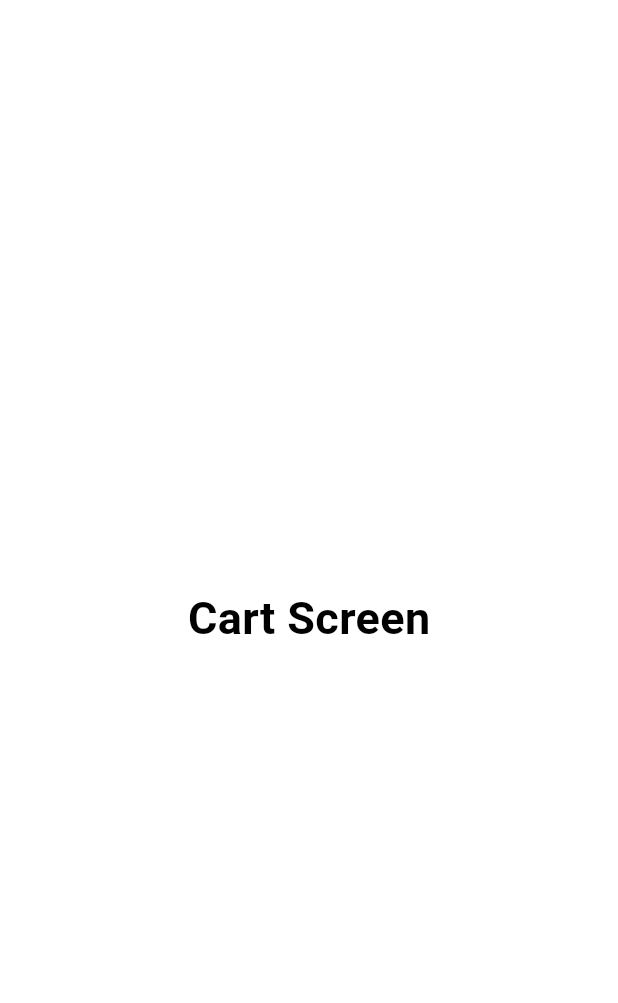
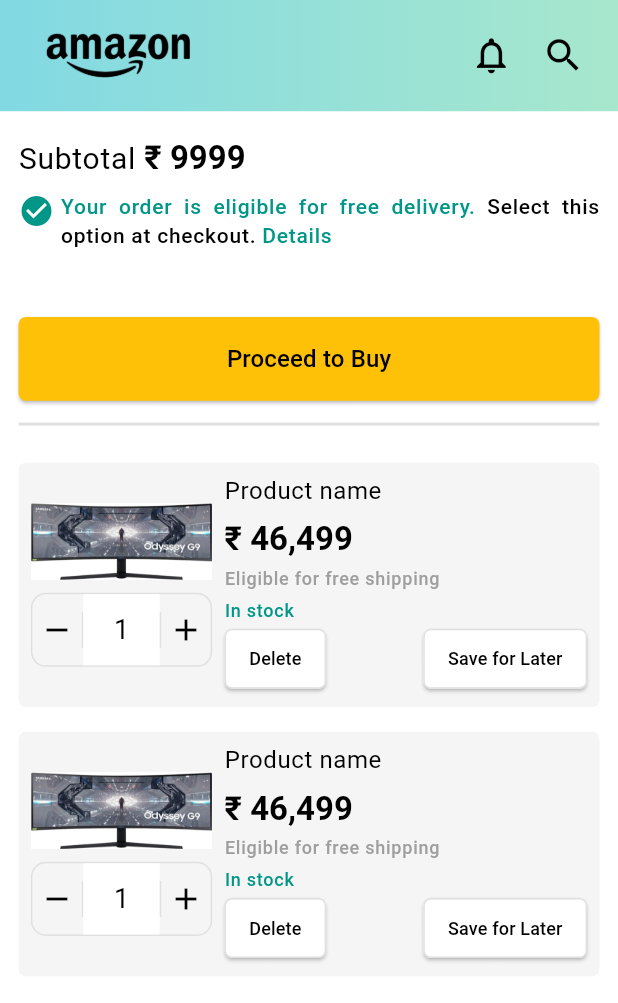
Before and after one commit to Ankush-Paul-02/Amazon, a Flutter app: the CartScreen screen opened directly, on a phone screen of 412 x 824 dp. Shown: the top 1003 px of the screen. Run offline on Flutter 3.47's test engine with Material 2 defaults, Android fonts, the phone set to English and light mode, and no system bars; our stand-ins replace carousel_slider, country_picker, firebase_auth, firebase_core, page_transition, persistent_bottom_nav_bar_v2 and 2 more; accounts and stored records are empty.

Commit message:
day 4 - Cart Screen

```diff
--- a/lib/view/user/cart/cart_screen.dart
+++ /dev/null
@@ -1,20 +0,0 @@
-import 'package:amazon/utils/colors.dart';
-import 'package:flutter/material.dart';
-import 'package:velocity_x/velocity_x.dart';
-
-class CartScreen extends StatefulWidget {
-  const CartScreen({super.key});
-
-  @override
-  State<CartScreen> createState() => _CartScreenState();
-}
-
-class _CartScreenState extends State<CartScreen> {
-  @override
-  Widget build(BuildContext context) {
-    return Scaffold(
-      backgroundColor: white,
-      body: 'Cart Screen'.text.size(30).bold.make().centered(),
-    );
-  }
-}
--- /dev/null
+++ b/lib/view/user/cart/screens/cart_screen.dart
@@ -0,0 +1,111 @@
+import 'package:amazon/constants/common_functions.dart';
+import 'package:amazon/utils/colors.dart';
+import 'package:flutter/material.dart';
+import 'package:sizer/sizer.dart';
+import 'package:velocity_x/velocity_x.dart';
+import '../../product_screen/widgets/profile_app_bar.dart';
+import '../widgets/cart_section.dart';
+
+class CartScreen extends StatefulWidget {
+  const CartScreen({super.key});
+
+  @override
+  State<CartScreen> createState() => _CartScreenState();
+}
+
+class _CartScreenState extends State<CartScreen> {
+  @override
+  Widget build(BuildContext context) {
+    final textTheme = Theme.of(context).textTheme;
+    return SafeArea(
+      child: Scaffold(
+        backgroundColor: white,
+        appBar: PreferredSize(
+          preferredSize: Size(1.w, 9.h),
+          child: const ProfileScreenAppBar(),
+        ),
+        body: SingleChildScrollView(
+          child: Column(
+            crossAxisAlignment: CrossAxisAlignment.start,
+            children: [
+              RichText(
+                text: TextSpan(
+                  children: [
+                    //! Total price
+                    TextSpan(text: 'Subtotal ', style: textTheme.bodyLarge),
+                    TextSpan(
+                      text: '₹ 9999',
+                      style: textTheme.displaySmall!.copyWith(
+                        fontWeight: FontWeight.bold,
+                      ),
+                    ),
+                  ],
+                ),
+              ),
+              1.h.heightBox,
+              //! Description
+              Row(
+                crossAxisAlignment: CrossAxisAlignment.start,
+                children: [
+                  Icon(
+                    Icons.check_circle,
+                    color: teal,
+                  ),
+                  1.w.widthBox,
+                  Column(
+                    children: [
+                      RichText(
+                        textAlign: TextAlign.justify,
+                        text: TextSpan(
+                          children: [
+                            TextSpan(
+                              text:
+                                  'Your order is eligible for free delivery. ',
+                              style:
+                                  textTheme.labelMedium!.copyWith(color: teal),
+                            ),
+                            TextSpan(
+                              text: 'Select this option at checkout. ',
+                              style: textTheme.labelMedium,
+                            ),
+                            TextSpan(
+                              text: 'Details',
+                              style:
+                                  textTheme.labelMedium!.copyWith(color: teal),
+                            ),
+                          ],
+                        ),
+                      ),
+                    ],
+                  ).expand(),
+                ],
+              ).box.height(10.h).make(),
+              //! Proceed to buy button
+              ElevatedButton(
+                style: ElevatedButton.styleFrom(
+                  backgroundColor: amber,
+                  minimumSize: Size(100.w, 6.h),
+                  shape: RoundedRectangleBorder(
+                    borderRadius: BorderRadius.circular(5),
+                  ),
+                ),
+                onPressed: () {},
+                child: 'Proceed to Buy'
+                    .text
+                    .size(16)
+                    .black
+                    .make()
+                    .pSymmetric(v: 2.h),
+              ),
+              2.h.heightBox,
+              CommonFunctions.divider(),
+              2.h.heightBox,
+              //! Carts
+              const CartsSection(),
+            ],
+          ),
+        ).box.size(100.w, 100.h).make().pSymmetric(h: 3.w, v: 2.h),
+      ),
+    );
+  }
+}
--- /dev/null
+++ b/lib/view/user/cart/widgets/cart_section.dart
@@ -0,0 +1,149 @@
+import 'package:flutter/material.dart';
+import 'package:sizer/sizer.dart';
+import 'package:velocity_x/velocity_x.dart';
+import '../../../../utils/colors.dart';
+
+class CartsSection extends StatelessWidget {
+  const CartsSection({
+    super.key,
+  });
+
+  @override
+  Widget build(BuildContext context) {
+    final textTheme = Theme.of(context).textTheme;
+    return ListView.builder(
+      itemCount: 2,
+      physics: const PageScrollPhysics(),
+      shrinkWrap: true,
+      itemBuilder: (context, index) {
+        return Container(
+          // height: 30.h,
+          width: 100.w,
+          padding: EdgeInsets.symmetric(horizontal: 2.w, vertical: 1.h),
+          margin: EdgeInsets.symmetric(vertical: 1.h),
+          decoration: BoxDecoration(
+            borderRadius: BorderRadius.circular(5),
+            color: greyShade1,
+          ),
+          child: Row(
+            children: [
+              Expanded(
+                flex: 4,
+                child: Column(
+                  mainAxisAlignment: MainAxisAlignment.center,
+                  children: [
+                    const Image(
+                      image: AssetImage(
+                          'assets/images/todays_deals/todaysDeal1.png'),
+                      fit: BoxFit.fitWidth,
+                    ),
+                    1.h.heightBox,
+                    Container(
+                      height: 6.h,
+                      width: 100.w,
+                      decoration: BoxDecoration(
+                        border: Border.all(color: greyShade3),
+                        borderRadius: BorderRadius.circular(10),
+                      ),
+                      child: Row(
+                        children: [
+                          Icon(Icons.remove, color: black)
+                              .box
+                              .withDecoration(
+                                BoxDecoration(
+                                  border: Border(
+                                    right: BorderSide(color: greyShade3),
+                                  ),
+                                ),
+                              )
+                              .make()
+                              .expand(flex: 2),
+                          '1'
+                              .text
+                              .make()
+                              .centered()
+                              .box
+                              .white
+                              .make()
+                              .expand(flex: 3),
+                          Icon(Icons.add, color: black)
+                              .box
+                              .withDecoration(
+                                BoxDecoration(
+                                  border: Border(
+                                    left: BorderSide(color: greyShade3),
+                                  ),
+                                ),
+                              )
+                              .make()
+                              .expand(flex: 2),
+                        ],
+                      ),
+                    ),
+                  ],
+                ),
+              ),
+              2.w.widthBox,
+              Expanded(
+                flex: 8,
+                child: Column(
+                  crossAxisAlignment: CrossAxisAlignment.start,
+                  children: [
+                    'Product name'.text.textStyle(textTheme.bodySmall).make(),
+                    1.h.heightBox,
+                    '₹ 46,499'
+                        .text
+                        .textStyle(textTheme.displaySmall)
+                        .bold
+                        .make(),
+                    0.5.h.heightBox,
+                    'Eligible for free shipping'
+                        .text
+                        .color(grey)
+                        .textStyle(textTheme.labelSmall)
+                        .make(),
+                    0.5.h.heightBox,
+                    'In stock'
+                        .text
+                        .color(teal)
+                        .textStyle(textTheme.labelSmall)
+                        .make(),
+                    Row(
+                      mainAxisAlignment: MainAxisAlignment.spaceBetween,
+                      children: [
+                        ElevatedButton(
+                          style: ElevatedButton.styleFrom(
+                            padding: EdgeInsets.symmetric(horizontal: 4.w),
+                            backgroundColor: white,
+                            shape: RoundedRectangleBorder(
+                              side: BorderSide(color: greyShade3),
+                              borderRadius: BorderRadius.circular(5),
+                            ),
+                          ),
+                          onPressed: () {},
+                          child: 'Delete'.text.size(12).black.make(),
+                        ),
+                        ElevatedButton(
+                          style: ElevatedButton.styleFrom(
+                            padding: EdgeInsets.symmetric(horizontal: 4.w),
+                            backgroundColor: white,
+                            shape: RoundedRectangleBorder(
+                              side: BorderSide(color: greyShade3),
+                              borderRadius: BorderRadius.circular(5),
+                            ),
+                          ),
+                          onPressed: () {},
+                          child: 'Save for Later'.text.size(12).black.make(),
+                        ),
+                      ],
+                    )
+                  ],
+                ),
+              )
+            ],
+          ),
+        );
+      },
+    );
+  }
+}
--- a/lib/view/user/product_screen/screens/profile_screen.dart
+++ b/lib/view/user/product_screen/screens/profile_screen.dart
@@ -20,7 +20,6 @@ class ProfileScreen extends StatefulWidget {
 class _ProfileScreenState extends State<ProfileScreen> {
   @override
   Widget build(BuildContext context) {
-    // final textTheme = Theme.of(context).textTheme;
     return SafeArea(
       child: Scaffold(
         backgroundColor: white,
--- a/lib/view/user/user_persistent_nav_bar/user_bottom_nav_bar.dart
+++ b/lib/view/user/user_persistent_nav_bar/user_bottom_nav_bar.dart
@@ -1,6 +1,6 @@
 import 'package:amazon/utils/colors.dart';
 import 'package:amazon/view/home/screens/home_screen.dart';
-import 'package:amazon/view/user/cart/cart_screen.dart';
+import 'package:amazon/view/user/cart/screens/cart_screen.dart';
 import 'package:amazon/view/user/menu/menu_screen.dart';
 import 'package:amazon/view/user/product_screen/screens/profile_screen.dart';
 import 'package:flutter/cupertino.dart';
```
